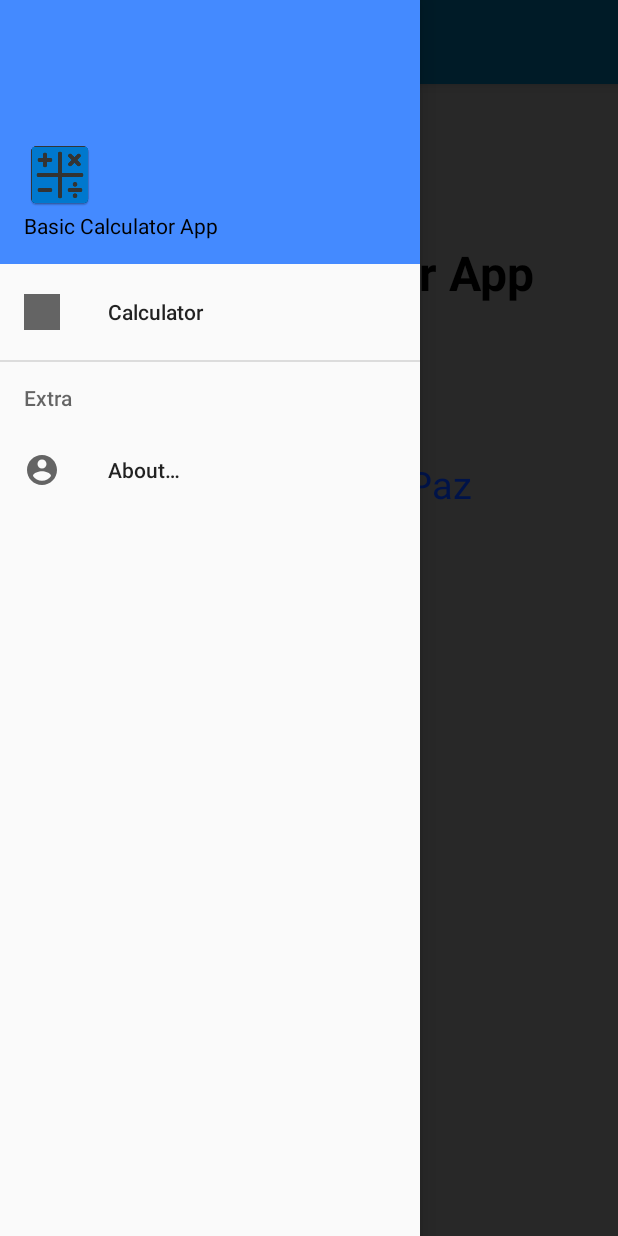
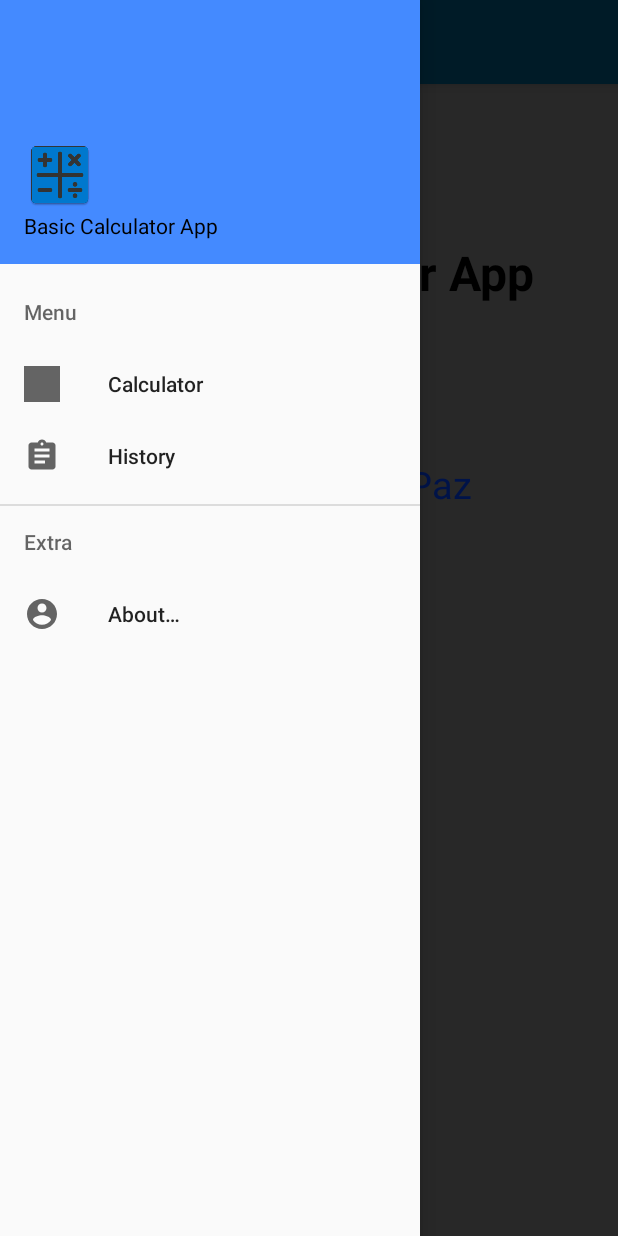
Before and after one commit to Dark-Light-20/Calculator-App, an Android app: the screen it shows after launch (MainActivity), in the side drawer, after a tap on an icon or button, on a phone screen of 412 x 824 dp. Run offline under Robolectric (Android 15) with nearby library versions, the phone set to English and light mode, and no system bars.

Commit message:
adding expressions history

```diff
--- /dev/null
+++ b/app/src/main/java/com/example/calculator/HistoryFragment.java
@@ -0,0 +1,38 @@
+package com.example.calculator;
+
+import android.content.SharedPreferences;
+import android.os.Bundle;
+import android.preference.PreferenceManager;
+import android.view.LayoutInflater;
+import android.view.View;
+import android.view.ViewGroup;
+import android.widget.LinearLayout;
+import android.widget.TextView;
+
+import androidx.annotation.NonNull;
+import androidx.annotation.Nullable;
+import androidx.fragment.app.Fragment;
+
+import java.util.Map;
+
+public class HistoryFragment extends Fragment {
+    @Nullable
+    @Override
+    public View onCreateView(@NonNull LayoutInflater inflater, @Nullable ViewGroup container, @Nullable Bundle savedInstanceState) {
+        //getActivity().setTitle("History");
+        View view = inflater.inflate(R.layout.fragment_history, container, false);
+
+        LinearLayout linearLayout = view.findViewById(R.id.linear_history);
+
+        SharedPreferences sharedPreferences = PreferenceManager.getDefaultSharedPreferences(getContext());
+        Map<String, ?> expressions = sharedPreferences.getAll();
+        for (Map.Entry<String, ?> entry : expressions.entrySet()) {
+            TextView textView = new TextView(getContext());
+            textView.setTextSize(25);
+            textView.setText(entry.getValue().toString());
+            linearLayout.addView(textView);
+        }
+
+        return view;
+    }
+}
--- a/app/src/main/java/com/example/calculator/MainActivity.java
+++ b/app/src/main/java/com/example/calculator/MainActivity.java
@@ -14,6 +14,7 @@ public class MainActivity extends AppCompatActivity implements NavigationView.On
 
     private CalculatorFragment calculatorFragment = new CalculatorFragment();
     private AboutFragment aboutFragment = new AboutFragment();
+    private HistoryFragment historyFragment = new HistoryFragment();
 
     @Override
     protected void onCreate(Bundle savedInstanceState) {
@@ -57,6 +58,11 @@ public class MainActivity extends AppCompatActivity implements NavigationView.On
                         calculatorFragment).commit();
                 break;
 
+            case R.id.history_item:
+                getSupportFragmentManager().beginTransaction().replace(R.id.fragment_container,
+                        historyFragment).commit();
+                break;
+
             case R.id.about_item:
                 getSupportFragmentManager().beginTransaction().replace(R.id.fragment_container,
                         aboutFragment).commit();
--- /dev/null
+++ b/app/src/main/res/drawable/ic_history.xml
@@ -0,0 +1,9 @@
+<vector xmlns:android="http://schemas.android.com/apk/res/android"
+        android:width="24dp"
+        android:height="24dp"
+        android:viewportWidth="24.0"
+        android:viewportHeight="24.0">
+    <path
+        android:fillColor="#FF000000"
+        android:pathData="M19,3h-4.18C14.4,1.84 13.3,1 12,1c-1.3,0 -2.4,0.84 -2.82,2L5,3c-1.1,0 -2,0.9 -2,2v14c0,1.1 0.9,2 2,2h14c1.1,0 2,-0.9 2,-2L21,5c0,-1.1 -0.9,-2 -2,-2zM12,3c0.55,0 1,0.45 1,1s-0.45,1 -1,1 -1,-0.45 -1,-1 0.45,-1 1,-1zM14,17L7,17v-2h7v2zM17,13L7,13v-2h10v2zM17,9L7,9L7,7h10v2z"/>
+</vector>
--- a/app/src/main/res/menu/drawer_menu.xml
+++ b/app/src/main/res/menu/drawer_menu.xml
@@ -3,9 +3,18 @@
     xmlns:tools="http://schemas.android.com/tools"
     tools:showIn="navigation_view">
 
-    <item android:id="@+id/calc_item"
-        android:icon="@drawable/ic_calculator"
-        android:title="@string/app_name">
+    <item android:title="Menu">
+        <menu>
+            <item android:id="@+id/calc_item"
+                android:icon="@drawable/ic_calculator"
+                android:title="@string/app_name">
+            </item>
+
+            <item android:id="@+id/history_item"
+                android:icon="@drawable/ic_history"
+                android:title="@string/history">
+            </item>
+        </menu>
     </item>
 
     <item android:title="Extra">
--- a/app/src/main/res/values/strings.xml
+++ b/app/src/main/res/values/strings.xml
@@ -6,7 +6,8 @@
     <string name="dev_txt">Developed By:</string>
     <string name="aut_name">Sebastian Diaz Paz</string>
     <string name="ic_desc">App icon</string>
-    <string name="version">v2.2.1</string>
+    <string name="version">v2.4.0</string>
+    <string name="history">History</string>
 
     <string name="navigation_drawe_open">Open navigation drawer</string>
     <string name="navigation_drawe_close">Close navigation drawer</string>
```
Also changed, not shown: app/src/main/java/com/example/calculator/CalculatorFragment.java (+17 -0 lines), app/src/main/res/layout/fragment_history.xml (added, +14 -0 lines), 1 other file.
